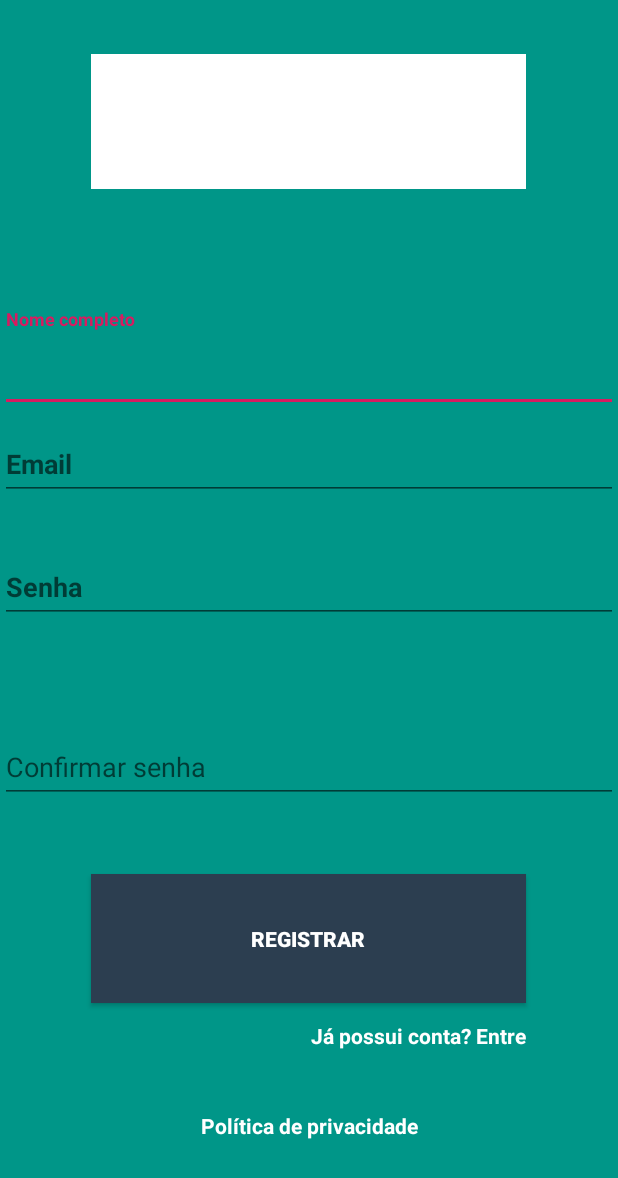
After one commit to GabrielCR99/PCI, an Android app: the layout activity_sign_up.xml on its own in the app's theme, with its tools: preview values and no code run, on a phone screen of 412 x 824 dp. The commit adds this screen. Shown: the top 1178 px of the screen. Run offline under Robolectric (Android 15) with nearby library versions, the phone set to English and light mode, and no system bars.

Commit message:
projeto geral

```diff
--- a/app/build.gradle
+++ b/app/build.gradle
@@ -25,4 +25,5 @@ dependencies {
     testImplementation 'junit:junit:4.12'
     androidTestImplementation 'com.android.support.test:runner:1.0.2'
     androidTestImplementation 'com.android.support.test.espresso:espresso-core:3.0.2'
+    implementation 'com.android.support:design:28.0.0'
 }
--- /dev/null
+++ b/app/src/main/res/drawable/ic_school_black_24dp.xml
@@ -0,0 +1,5 @@
+<vector android:height="24dp" android:tint="#FFFFFF"
+    android:viewportHeight="24.0" android:viewportWidth="24.0"
+    android:width="24dp" xmlns:android="http://schemas.android.com/apk/res/android">
+    <path android:fillColor="#FF000000" android:pathData="M5,13.18v4L12,21l7,-3.82v-4L12,17l-7,-3.82zM12,3L1,9l11,6 9,-4.91V17h2V9L12,3z"/>
+</vector>
--- /dev/null
+++ b/app/src/main/res/layout/activity_sign_up.xml
@@ -0,0 +1,138 @@
+<?xml version="1.0" encoding="utf-8"?>
+<android.support.constraint.ConstraintLayout xmlns:android="http://schemas.android.com/apk/res/android"
+    xmlns:app="http://schemas.android.com/apk/res-auto"
+    xmlns:tools="http://schemas.android.com/tools"
+    android:layout_width="match_parent"
+    android:layout_height="match_parent"
+    android:background="@drawable/splash_color">
+
+    <ImageView
+        android:id="@+id/imageView3"
+        android:layout_width="290dp"
+        android:layout_height="90dp"
+        android:layout_marginTop="36dp"
+        app:layout_constraintEnd_toEndOf="parent"
+        app:layout_constraintHorizontal_bias="0.495"
+        app:layout_constraintStart_toStartOf="parent"
+        app:layout_constraintTop_toTopOf="parent"
+        app:srcCompat="@android:color/background_light" />
+
+    <android.support.design.widget.TextInputLayout
+        android:id="@+id/layout_name"
+        android:layout_width="0dp"
+        android:layout_height="71dp"
+        android:layout_marginTop="206dp"
+        app:layout_constraintEnd_toEndOf="parent"
+        app:layout_constraintHorizontal_bias="0.0"
+        app:layout_constraintStart_toStartOf="parent"
+        app:layout_constraintTop_toTopOf="parent">
+
+        <EditText
+            android:id="@+id/name"
+            android:layout_width="match_parent"
+            android:layout_height="58dp"
+            android:hint="@string/complete_name"
+            android:inputType="text"
+            android:textStyle="bold" />
+
+    </android.support.design.widget.TextInputLayout>
+
+    <android.support.design.widget.TextInputLayout
+        android:id="@+id/layout_email"
+        android:layout_width="0dp"
+        android:layout_height="wrap_content"
+        android:layout_marginBottom="26dp"
+        app:layout_constraintBottom_toTopOf="@+id/layout_password"
+        app:layout_constraintEnd_toEndOf="parent"
+        app:layout_constraintStart_toStartOf="parent"
+        app:layout_constraintTop_toBottomOf="@+id/layout_name">
+
+        <EditText
+            android:id="@+id/email"
+            android:layout_width="match_parent"
+            android:layout_height="wrap_content"
+            android:hint="@string/email"
+            android:inputType="textEmailAddress"
+            android:textStyle="bold" />
+
+    </android.support.design.widget.TextInputLayout>
+
+    <android.support.design.widget.TextInputLayout
+        android:id="@+id/layout_password"
+        android:layout_width="0dp"
+        android:layout_height="0dp"
+        android:layout_marginBottom="33dp"
+        app:layout_constraintBottom_toTopOf="@+id/layout_confirm_password"
+        app:layout_constraintEnd_toEndOf="parent"
+        app:layout_constraintStart_toStartOf="parent"
+        app:layout_constraintTop_toBottomOf="@+id/layout_email">
+
+        <EditText
+            android:id="@+id/password"
+            android:layout_width="match_parent"
+            android:layout_height="wrap_content"
+            android:hint="@string/password"
+            android:inputType="textPassword"
+            android:textStyle="bold" />
+
+    </android.support.design.widget.TextInputLayout>
+
+    <android.support.design.widget.TextInputLayout
+        android:id="@+id/layout_confirm_password"
+        android:layout_width="0dp"
+        android:layout_height="wrap_content"
+        android:layout_marginBottom="47dp"
+        app:layout_constraintBottom_toTopOf="@+id/button2"
+        app:layout_constraintEnd_toEndOf="parent"
+        app:layout_constraintStart_toStartOf="parent"
+        app:layout_constraintTop_toBottomOf="@+id/layout_password">
+
+        <EditText
+            android:id="@+id/confirm_password"
+            android:layout_width="match_parent"
+            android:layout_height="wrap_content"
+            android:hint="@string/confirm_password"
+            android:inputType="textPassword" />
+
+    </android.support.design.widget.TextInputLayout>
+
+    <Button
+        android:id="@+id/button2"
+        android:layout_width="290dp"
+        android:layout_height="0dp"
+        android:layout_marginBottom="155dp"
+        android:background="#2C3E50"
+        android:text="@string/sign_up_button"
+        android:textColor="@android:color/background_light"
+        android:textStyle="bold"
+        app:layout_constraintBottom_toBottomOf="parent"
+        app:layout_constraintEnd_toEndOf="parent"
+        app:layout_constraintHorizontal_bias="0.495"
+        app:layout_constraintStart_toStartOf="parent"
+        app:layout_constraintTop_toBottomOf="@+id/layout_confirm_password" />
+
+    <TextView
+        android:id="@+id/textView5"
+        android:layout_width="wrap_content"
+        android:layout_height="wrap_content"
+        android:layout_marginTop="12dp"
+        android:text="@string/sign_in_text"
+        android:textColor="@android:color/background_light"
+        android:textStyle="bold"
+        app:layout_constraintEnd_toEndOf="parent"
+        app:layout_constraintHorizontal_bias="0.772"
+        app:layout_constraintStart_toStartOf="parent"
+        app:layout_constraintTop_toBottomOf="@+id/button2" />
+
+    <TextView
+        android:id="@+id/textView6"
+        android:layout_width="wrap_content"
+        android:layout_height="wrap_content"
+        android:layout_marginBottom="64dp"
+        android:text="@string/policy_privacy"
+        android:textColor="@android:color/background_light"
+        android:textStyle="bold"
+        app:layout_constraintBottom_toBottomOf="parent"
+        app:layout_constraintEnd_toEndOf="parent"
+        app:layout_constraintStart_toStartOf="parent" />
+</android.support.constraint.ConstraintLayout>
--- /dev/null
+++ b/app/src/main/res/values/refs.xml
@@ -0,0 +1,4 @@
+<?xml version="1.0" encoding="utf-8"?>
+<resources>
+    <drawable name="splash_color">#009688</drawable>
+</resources>
--- a/app/src/main/res/values/strings.xml
+++ b/app/src/main/res/values/strings.xml
@@ -1,3 +1,15 @@
 <resources>
     <string name="app_name">PCI</string>
+    <string name="vem_pci">Virtual Exchange Machine</string>
+    <string name="virtual_exc">Virtual Exchange Machine </string>
+    <string name="password_forgot">Esqueceu a senha?</string>
+    <string name="sign_in">Entrar</string>
+    <string name="sign_up_id">Não tem uma conta?</string>
+    <string name="policy_privacy">Política de privacidade</string>
+    <string name="password">Senha</string>
+    <string name="email">Email</string>
+    <string name="complete_name">Nome completo</string>
+    <string name="sign_up_button">Registrar</string>
+    <string name="sign_in_text">Já possui conta? Entre</string>
+    <string name="confirm_password">Confirmar senha</string>
 </resources>
```
Also changed, not shown: app/src/main/res/layout/activity_main.xml (+1 -12 lines), app/src/main/res/layout/activity_sign_in.xml (added, +121 -0 lines), app/src/main/res/layout/activity_splash.xml (added, +35 -0 lines).
